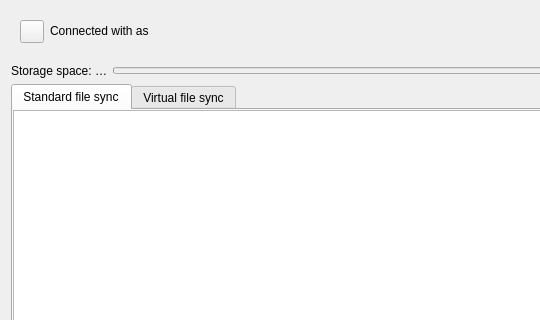
Before: the Qt Designer form src/gui/accountsettings.ui in nextcloud/desktop, drawn with Qt 5; both pictures show x 0 to 540 and y 0 to 320 of the 1028 by 871 pixel window.
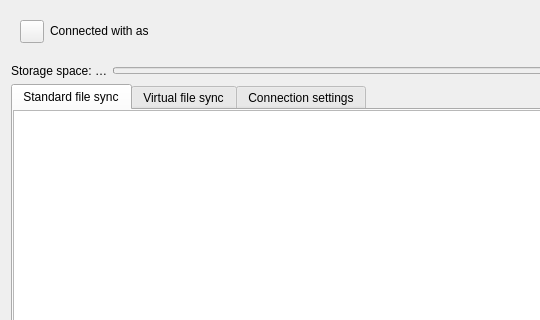
After: the same form once the commit is applied. The open tabs and pages were chosen to show the change. Custom widgets are drawn as their Qt base class.

Commit message: Add connection settings tab to account settings

What changed in the file:
```diff
--- a/src/gui/accountsettings.ui
+++ b/src/gui/accountsettings.ui
@@ -259,6 +259,9 @@
    </item>
    <item row="3" column="0">
     <widget class="QTabWidget" name="tabWidget">
+     <property name="tabShape">
+      <enum>QTabWidget::Rounded</enum>
+     </property>
      <property name="currentIndex">
       <number>1</number>
      </property>
@@ -308,6 +311,11 @@
        <string>Virtual file sync</string>
       </attribute>
      </widget>
+     <widget class="QWidget" name="connectionSettingsTab">
+      <attribute name="title">
+       <string>Connection settings</string>
+      </attribute>
+     </widget>
     </widget>
    </item>
   </layout>
```
Left out of the diff: 2 changed lines with no effect on the pictures.
